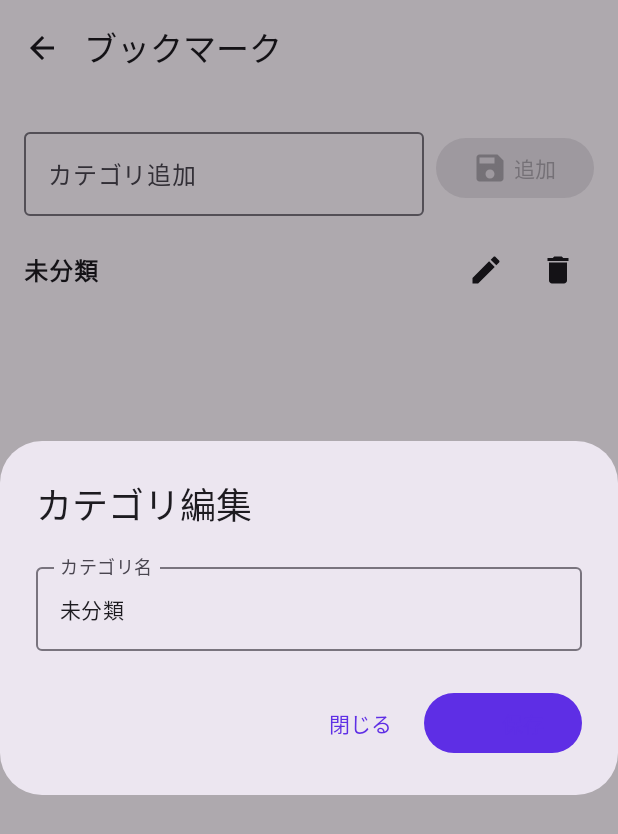
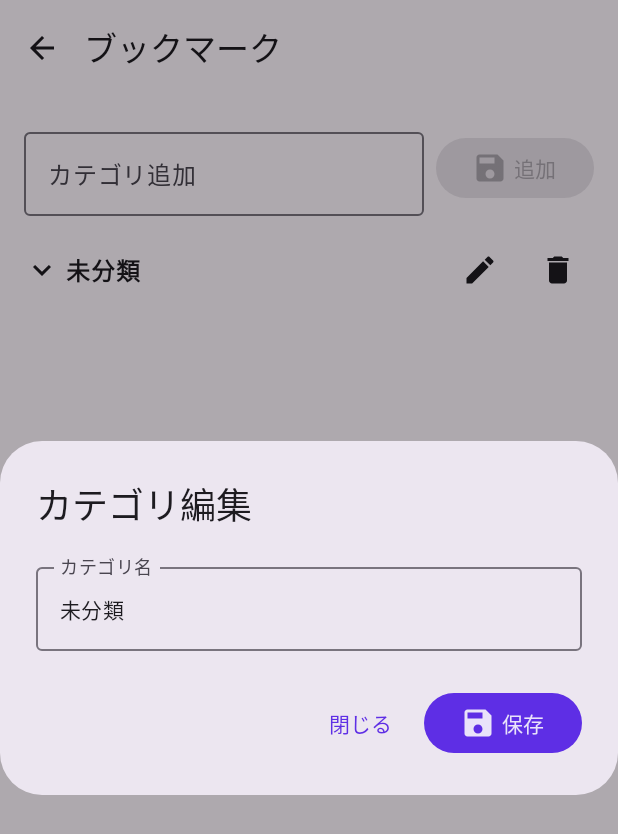
Before and after one commit to hotdrop/weeb, an Android app built with Jetpack Compose: the BookmarkScreen screen opened through its navigation route, after a tap on "カテゴリ編集", on a phone screen of 412 x 824 dp. Shown: the top 834 px of the screen. Run offline under Robolectric (Android 15) with nearby library versions, the phone set to English and light mode, and no system bars; our stand-ins replace Dagger/Hilt's generated code, Room's generated code; libraries missing offline, so code that uses them is left out: androidx.hilt.lifecycle.

Commit message:
カテゴリごとの開閉をステートで管理し、タップで開閉できるように修正

```diff
--- a/app/src/main/java/jp/hotdrop/weeb/MainActivity.kt
+++ b/app/src/main/java/jp/hotdrop/weeb/MainActivity.kt
@@ -87,7 +87,8 @@ class MainActivity : ComponentActivity() {
                             onNewCategoryNameChange = viewModel::updateNewCategoryName,
                             newCategoryName = uiState.newCategoryName,
                             categoriesForSelection = uiState.categories.map { it.bookMarkCategory },
-                            onDismissDialog = viewModel::dismissDialogs
+                            onDismissDialog = viewModel::dismissDialogs,
+                            onToggleCategoryExpanded = viewModel::toggleCategoryExpanded
                         )
                     }
                 }
--- a/app/src/main/java/jp/hotdrop/weeb/ui/bookmark/BookmarkScreen.kt
+++ b/app/src/main/java/jp/hotdrop/weeb/ui/bookmark/BookmarkScreen.kt
@@ -13,9 +13,10 @@ import androidx.compose.foundation.lazy.LazyColumn
 import androidx.compose.foundation.lazy.items
 import androidx.compose.material.icons.Icons
 import androidx.compose.material.icons.automirrored.filled.ArrowBack
-import androidx.compose.material.icons.filled.ArrowBack
+import androidx.compose.material.icons.automirrored.filled.KeyboardArrowRight
 import androidx.compose.material.icons.filled.Delete
 import androidx.compose.material.icons.filled.Edit
+import androidx.compose.material.icons.filled.KeyboardArrowDown
 import androidx.compose.material.icons.filled.Save
 import androidx.compose.material3.AlertDialog
 import androidx.compose.material3.Button
@@ -56,7 +57,8 @@ fun BookmarkScreen(
     onNewCategoryNameChange: (String) -> Unit,
     newCategoryName: String,
     categoriesForSelection: List<BookMarkCategory>,
-    onDismissDialog: () -> Unit
+    onDismissDialog: () -> Unit,
+    onToggleCategoryExpanded: (Long) -> Unit
 ) {
     Scaffold(
         topBar = {
@@ -105,6 +107,8 @@ fun BookmarkScreen(
                 items(state.categories) { categoryWithBookmarks ->
                     CategorySection(
                         categoryWithBookmarks = categoryWithBookmarks,
+                        isExpanded = state.expandedCategoryIds.contains(categoryWithBookmarks.bookMarkCategory.id),
+                        onToggleExpand = { onToggleCategoryExpanded(categoryWithBookmarks.bookMarkCategory.id) },
                         onBookmarkSelected = onBookmarkSelected,
                         onEditBookmark = onStartEditBookmark,
                         onDeleteBookmark = onDeleteBookmark,
@@ -140,6 +144,8 @@ fun BookmarkScreen(
 @Composable
 private fun CategorySection(
     categoryWithBookmarks: CategoryWithBookmarks,
+    isExpanded: Boolean,
+    onToggleExpand: () -> Unit,
     onBookmarkSelected: (String) -> Unit,
     onEditBookmark: (Bookmark) -> Unit,
     onDeleteBookmark: (Bookmark) -> Unit,
@@ -154,8 +160,20 @@ private fun CategorySection(
             horizontalArrangement = Arrangement.SpaceBetween,
             verticalAlignment = Alignment.CenterVertically
         ) {
+            Row(
+                modifier = Modifier
+                    .weight(1f)
+                    .clickable(onClick = onToggleExpand),
+                verticalAlignment = Alignment.CenterVertically,
+                horizontalArrangement = Arrangement.spacedBy(4.dp)
+            ) {
+                Icon(
+                    imageVector = if (isExpanded) Icons.Default.KeyboardArrowDown else Icons.AutoMirrored.Filled.KeyboardArrowRight,
+                    contentDescription = if (isExpanded) "閉じる" else "開く"
+                )
                 Text(text = categoryWithBookmarks.bookMarkCategory.name, fontWeight = FontWeight.Bold)
-            Row {
+            }
+            Row(horizontalArrangement = Arrangement.spacedBy(4.dp)) {
                 IconButton(onClick = { onEditCategory(categoryWithBookmarks.bookMarkCategory) }) {
                     Icon(Icons.Default.Edit, contentDescription = "カテゴリ編集")
                 }
@@ -164,6 +182,7 @@ private fun CategorySection(
                 }
             }
         }
+        if (isExpanded) {
             categoryWithBookmarks.bookmarks.forEach { bookmark ->
                 Row(
                     modifier = Modifier
@@ -183,6 +202,7 @@ private fun CategorySection(
                         }
                         IconButton(onClick = { onDeleteBookmark(bookmark) }) {
                             Icon(Icons.Default.Delete, contentDescription = "削除")
+                        }
                     }
                 }
             }
--- a/app/src/main/java/jp/hotdrop/weeb/ui/bookmark/BookmarkViewModel.kt
+++ b/app/src/main/java/jp/hotdrop/weeb/ui/bookmark/BookmarkViewModel.kt
@@ -24,7 +24,16 @@ class BookmarkViewModel @Inject constructor(
     init {
         launch {
             bookmarkRepository.observeCategoriesWithBookmarks().collectLatest { categories ->
-                _uiState.emit(_uiState.value.copy(categories = categories))
+                val previousCategories = _uiState.value.categories.associateBy { it.bookMarkCategory.id }
+                val categoryIds = categories.map { it.bookMarkCategory.id }.toSet()
+                val retainedExpanded = _uiState.value.expandedCategoryIds.filter { it in categoryIds }.toSet()
+                val newlyAddedExpanded = categoryIds - previousCategories.keys
+                _uiState.emit(
+                    _uiState.value.copy(
+                        categories = categories,
+                        expandedCategoryIds = retainedExpanded + newlyAddedExpanded
+                    )
+                )
             }
         }
     }
@@ -120,6 +129,15 @@ class BookmarkViewModel @Inject constructor(
             categoryEditState = null
         )
     }
+
+    fun toggleCategoryExpanded(categoryId: Long) {
+        val updatedExpanded = if (_uiState.value.expandedCategoryIds.contains(categoryId)) {
+            _uiState.value.expandedCategoryIds - categoryId
+        } else {
+            _uiState.value.expandedCategoryIds + categoryId
+        }
+        _uiState.value = _uiState.value.copy(expandedCategoryIds = updatedExpanded)
+    }
 }
 
 data class BookmarkEditState(
@@ -139,5 +157,6 @@ data class BookmarkUiState(
     val bookmarkEditState: BookmarkEditState? = null,
     val categoryEditState: CategoryEditState? = null,
     val newCategoryName: String = "",
-    val message: String? = null
+    val message: String? = null,
+    val expandedCategoryIds: Set<Long> = emptySet()
 )
--- a/app/src/main/java/jp/hotdrop/weeb/ui/theme/Theme.kt
+++ b/app/src/main/java/jp/hotdrop/weeb/ui/theme/Theme.kt
@@ -13,9 +13,9 @@ import androidx.compose.ui.unit.sp
 fun WeebTheme(content: @Composable () -> Unit) {
     val colorScheme = lightColorScheme(
         primary = Color(0xFF5E2EE5),
-        onPrimary = Color(0xFF5E2EE5),
-        secondary = Color(0xFF5E2EE5),
-        onSecondary = Color(0xFF5E2EE5),
+        onPrimary = Color(0xFFE9E3FA),
+        secondary = Color(0xFF8964F1),
+        onSecondary = Color(0xFFE9E2FC),
         tertiary = Color.Blue
     )
 
```
Lines whose indentation alone changed are shown as unchanged.
